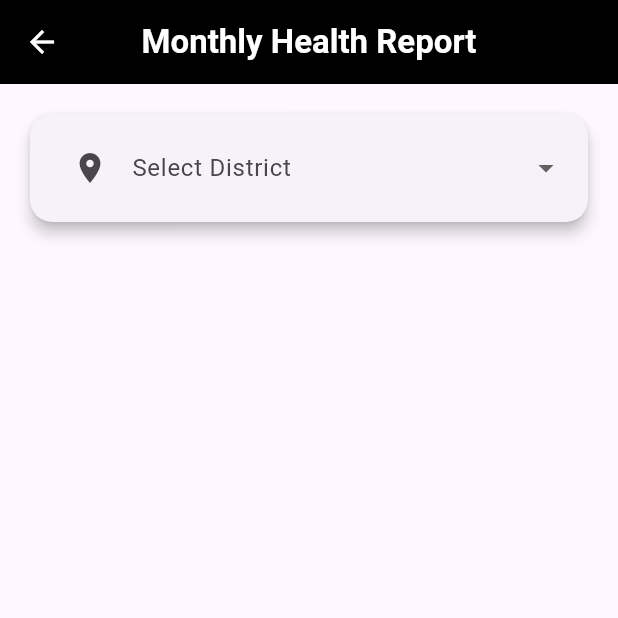
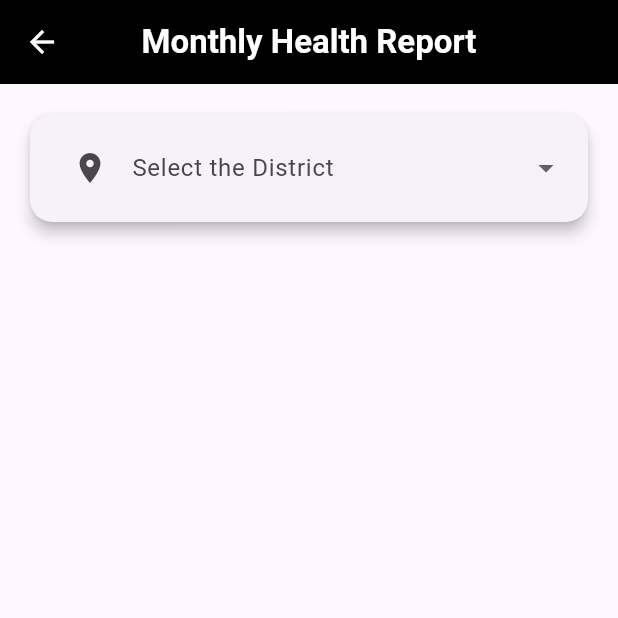
Before and after one commit to thanujaDev26/MOSQGUARD, a Flutter app: the MonthlyReportPage screen opened directly, on a phone screen of 412 x 824 dp, the top half of it. Run offline on Flutter 3.47's test engine with Material 3 defaults, Android fonts, the phone set to English and light mode, and no system bars; our stand-ins replace firebase_auth, firebase_core, geolocator, google_maps_flutter, google_sign_in, image_picker and 1 more; accounts and stored records are empty; project files that could hold a hidden picture were left out.

Commit message:
Update Monthly_Report.dart

```diff
--- a/lib/pages/dashboard/Monthly_Report.dart
+++ b/lib/pages/dashboard/Monthly_Report.dart
@@ -97,7 +97,7 @@ class _MonthlyReportPageState extends State<MonthlyReportPage> {
         child: DropdownButtonFormField<String>(
           decoration: InputDecoration(
             border: InputBorder.none,
-            labelText: 'Select District',
+            labelText: 'Select the District',
             prefixIcon: Icon(Icons.location_on),
           ),
           value: selectedDistrict,
```
